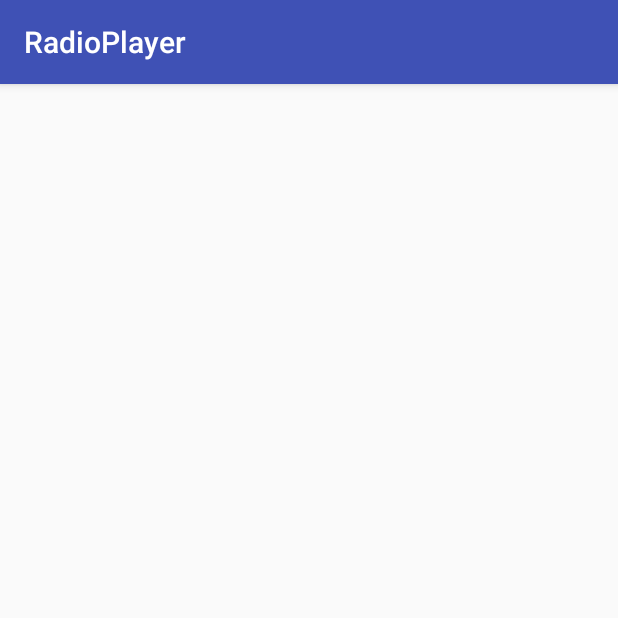
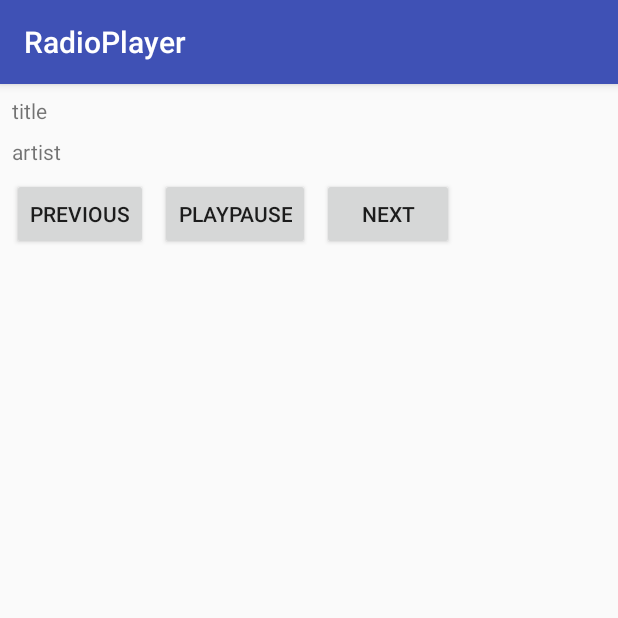
Before and after one commit to GustavoFernandes/RadioPlayer, an Android app: the screen it shows after launch (MainActivity), on a phone screen of 412 x 824 dp, the top half of it. Run offline under Robolectric (Android 15) with nearby library versions, the phone set to English and light mode, and no system bars; network calls fail.

Commit message:
Create main layout and add OnClickListeners. Change language to Java 8

```diff
--- a/app/build.gradle
+++ b/app/build.gradle
@@ -16,6 +16,10 @@ android {
             proguardFiles getDefaultProguardFile('proguard-android.txt'), 'proguard-rules.pro'
         }
     }
+    compileOptions {
+        targetCompatibility 1.8
+        sourceCompatibility 1.8
+    }
 }
 
 dependencies {
--- a/app/src/main/java/com/github/gustavofernandes/radioplayer/MainActivity.java
+++ b/app/src/main/java/com/github/gustavofernandes/radioplayer/MainActivity.java
@@ -8,15 +8,30 @@ import android.support.v4.media.session.MediaControllerCompat;
 import android.support.v4.media.session.PlaybackStateCompat;
 import android.support.v7.app.AppCompatActivity;
 import android.os.Bundle;
+import android.view.View;
+import android.widget.Button;
+import android.widget.TextView;
 
 public class MainActivity extends AppCompatActivity {
 
     private MediaBrowserCompat mMediaBrowser;
 
+    private TextView mTitleTextView;
+    private TextView mArtistTextView;
+    private Button mPreviousButton;
+    private Button mPlayPauseButton;
+    private Button mNextButton;
+
     @Override
     protected void onCreate(Bundle savedInstanceState) {
         super.onCreate(savedInstanceState);
         setContentView(R.layout.activity_main);
+
+        mTitleTextView = findViewById(R.id.textview_title);
+        mArtistTextView = findViewById(R.id.textview_artist);
+        mPreviousButton = findViewById(R.id.button_previous);
+        mPlayPauseButton = findViewById(R.id.button_playPause);
+        mNextButton = findViewById(R.id.button_next);
 
         mMediaBrowser = new MediaBrowserCompat(
                 this,
@@ -29,6 +44,22 @@ public class MainActivity extends AppCompatActivity {
     protected void onStart() {
         super.onStart();
         mMediaBrowser.connect();
+    }
+
+    private void buildTransportControls() {
+
+        // TODO: make TransportControls function-wide?
+
+        mPreviousButton.setOnClickListener(view -> MediaControllerCompat.getMediaController(MainActivity.this).getTransportControls().skipToPrevious());
+        mNextButton.setOnClickListener(view -> MediaControllerCompat.getMediaController(MainActivity.this).getTransportControls().skipToNext());
+
+        mPlayPauseButton.setOnClickListener(view -> {
+            if (MediaControllerCompat.getMediaController(MainActivity.this).getPlaybackState().getState() == PlaybackStateCompat.STATE_PLAYING) {
+                MediaControllerCompat.getMediaController(MainActivity.this).getTransportControls().pause();
+            } else {
+                MediaControllerCompat.getMediaController(MainActivity.this).getTransportControls().play();
+            }
+        });
     }
 
     private class MediaBrowserConnectionCallback extends MediaBrowserCompat.ConnectionCallback {
@@ -44,6 +75,8 @@ public class MainActivity extends AppCompatActivity {
                 mediaController.registerCallback(new MediaControllerCallback());
 
                 MediaControllerCompat.setMediaController(MainActivity.this, mediaController);
+
+                buildTransportControls();
 
             } catch (RemoteException e) {
                 // TODO
--- a/app/src/main/res/layout/activity_main.xml
+++ b/app/src/main/res/layout/activity_main.xml
@@ -6,4 +6,49 @@
     android:layout_height="match_parent"
     tools:context="com.github.gustavofernandes.radioplayer.MainActivity">
 
+    <TextView
+        android:id="@+id/textview_title"
+        android:layout_width="wrap_content"
+        android:layout_height="wrap_content"
+        android:layout_marginStart="8dp"
+        android:layout_marginTop="8dp"
+        android:text="title"
+        app:layout_constraintStart_toStartOf="parent"
+        app:layout_constraintTop_toTopOf="parent" />
+
+    <TextView
+        android:id="@+id/textview_artist"
+        android:layout_width="wrap_content"
+        android:layout_height="wrap_content"
+        android:layout_marginTop="8dp"
+        android:text="artist"
+        app:layout_constraintStart_toStartOf="@+id/textview_title"
+        app:layout_constraintTop_toBottomOf="@+id/textview_title" />
+
+    <Button
+        android:id="@+id/button_previous"
+        android:layout_width="wrap_content"
+        android:layout_height="wrap_content"
+        android:layout_marginTop="8dp"
+        android:text="Previous"
+        app:layout_constraintStart_toStartOf="@+id/textview_artist"
+        app:layout_constraintTop_toBottomOf="@+id/textview_artist" />
+
+    <Button
+        android:id="@+id/button_playPause"
+        android:layout_width="wrap_content"
+        android:layout_height="wrap_content"
+        android:layout_marginStart="8dp"
+        android:text="PlayPause"
+        app:layout_constraintBaseline_toBaselineOf="@+id/button_previous"
+        app:layout_constraintStart_toEndOf="@+id/button_previous" />
+
+    <Button
+        android:id="@+id/button_next"
+        android:layout_width="wrap_content"
+        android:layout_height="wrap_content"
+        android:layout_marginStart="8dp"
+        android:text="Next"
+        app:layout_constraintBaseline_toBaselineOf="@+id/button_playPause"
+        app:layout_constraintStart_toEndOf="@+id/button_playPause" />
 </android.support.constraint.ConstraintLayout>
```
